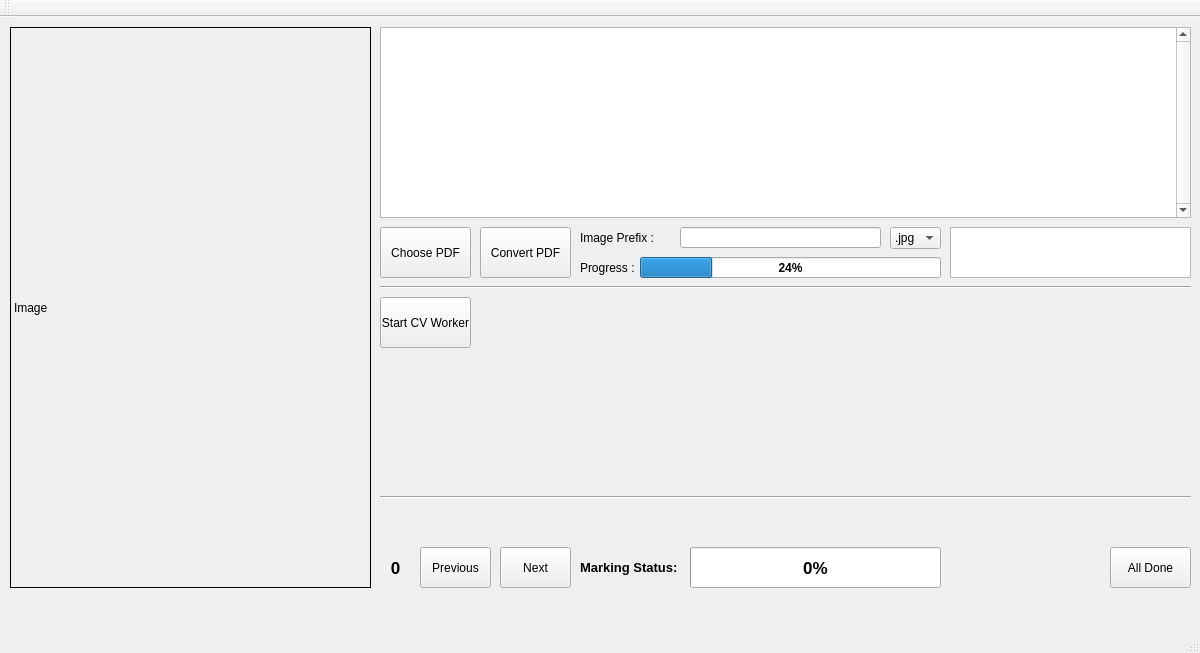
This is mainwindow.ui in LemuelKL/Bubble-Sheet-OMR-OpenCV-Qt as Qt 5 draws it before an edit. The edited form follows.
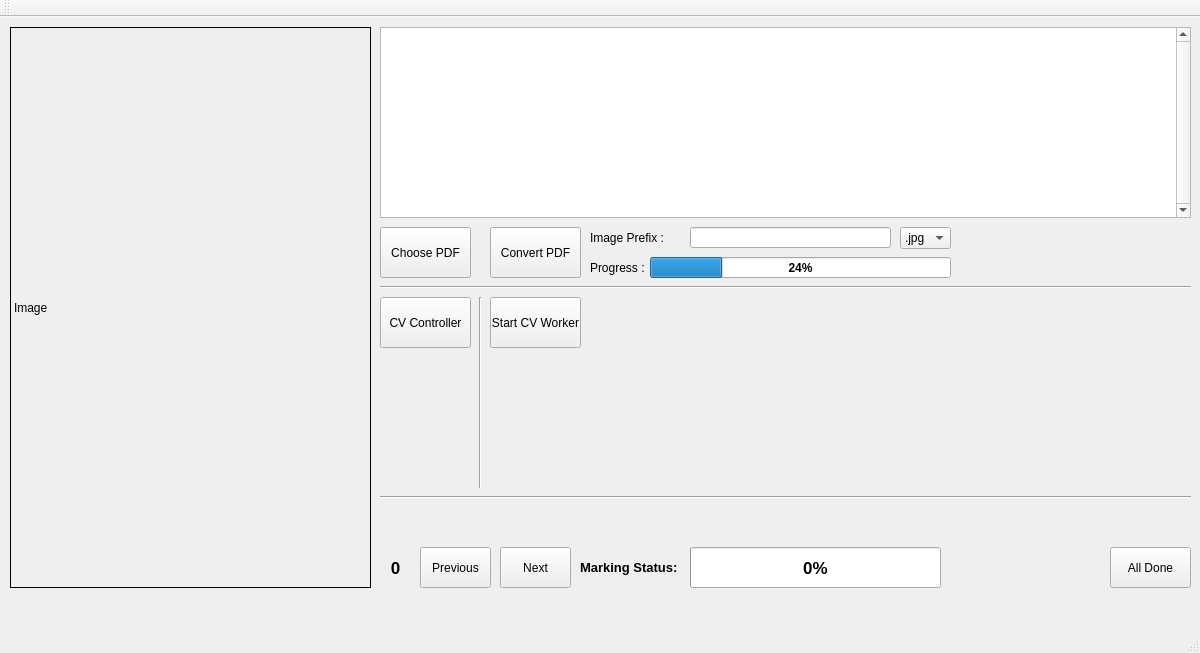
This is the edited form.

Commit message: Removed unecessary textBrowser_ImgPaths

The edit to the form file:
```diff
--- a/mainwindow.ui
+++ b/mainwindow.ui
@@ -79,7 +79,7 @@
    <widget class="QPushButton" name="pushButton_ConvertPdf2Png">
     <property name="geometry">
      <rect>
-      <x>480</x>
+      <x>490</x>
       <y>210</y>
       <width>91</width>
       <height>51</height>
@@ -120,7 +120,7 @@
    <widget class="QProgressBar" name="progressBar_Pdf2Img">
     <property name="geometry">
      <rect>
-      <x>640</x>
+      <x>650</x>
       <y>240</y>
       <width>301</width>
       <height>21</height>
@@ -151,7 +151,7 @@
    <widget class="QLineEdit" name="lineEdit_SetImgPrefix">
     <property name="geometry">
      <rect>
-      <x>680</x>
+      <x>690</x>
       <y>210</y>
       <width>201</width>
       <height>21</height>
@@ -161,7 +161,7 @@
    <widget class="QLabel" name="label_TextInfo_SetImgPrefix">
     <property name="geometry">
      <rect>
-      <x>580</x>
+      <x>590</x>
       <y>210</y>
       <width>101</width>
       <height>21</height>
@@ -192,7 +192,7 @@
    <widget class="QLabel" name="label_TextInfo_ConvertedSoFar">
     <property name="geometry">
      <rect>
-      <x>580</x>
+      <x>590</x>
       <y>240</y>
       <width>61</width>
       <height>21</height>
@@ -210,7 +210,7 @@
    <widget class="QComboBox" name="comboBox_SelectOutImgFormat">
     <property name="geometry">
      <rect>
-      <x>890</x>
+      <x>900</x>
       <y>210</y>
       <width>51</width>
       <height>22</height>
@@ -238,7 +238,7 @@
    <widget class="QPushButton" name="pushButton_CV_Worker">
     <property name="geometry">
      <rect>
-      <x>380</x>
+      <x>490</x>
       <y>280</y>
       <width>91</width>
       <height>51</height>
@@ -248,22 +248,6 @@
      <string>Start CV Worker</string>
     </property>
    </widget>
-   <widget class="QTextBrowser" name="textBrowser_ConvertedImagePaths">
-    <property name="geometry">
-     <rect>
-      <x>950</x>
-      <y>210</y>
-      <width>241</width>
-      <height>51</height>
-     </rect>
-    </property>
-    <property name="verticalScrollBarPolicy">
-     <enum>Qt::ScrollBarAlwaysOff</enum>
-    </property>
-    <property name="horizontalScrollBarPolicy">
-     <enum>Qt::ScrollBarAlwaysOff</enum>
-    </property>
-   </widget>
    <widget class="QPushButton" name="pushButton_PrevPage">
     <property name="geometry">
      <rect>
@@ -401,6 +385,32 @@
      <string>All Done</string>
     </property>
    </widget>
+   <widget class="Line" name="line_3">
+    <property name="geometry">
+     <rect>
+      <x>470</x>
+      <y>280</y>
+      <width>21</width>
+      <height>191</height>
+     </rect>
+    </property>
+    <property name="orientation">
+     <enum>Qt::Vertical</enum>
+    </property>
+   </widget>
+   <widget class="QPushButton" name="pushButton">
+    <property name="geometry">
+     <rect>
+      <x>380</x>
+      <y>280</y>
+      <width>91</width>
+      <height>51</height>
+     </rect>
+    </property>
+    <property name="text">
+     <string>CV Controller</string>
+    </property>
+   </widget>
   </widget>
   <widget class="QMenuBar" name="menuBar">
    <property name="geometry">
```
The commit also changes 10 other files.
